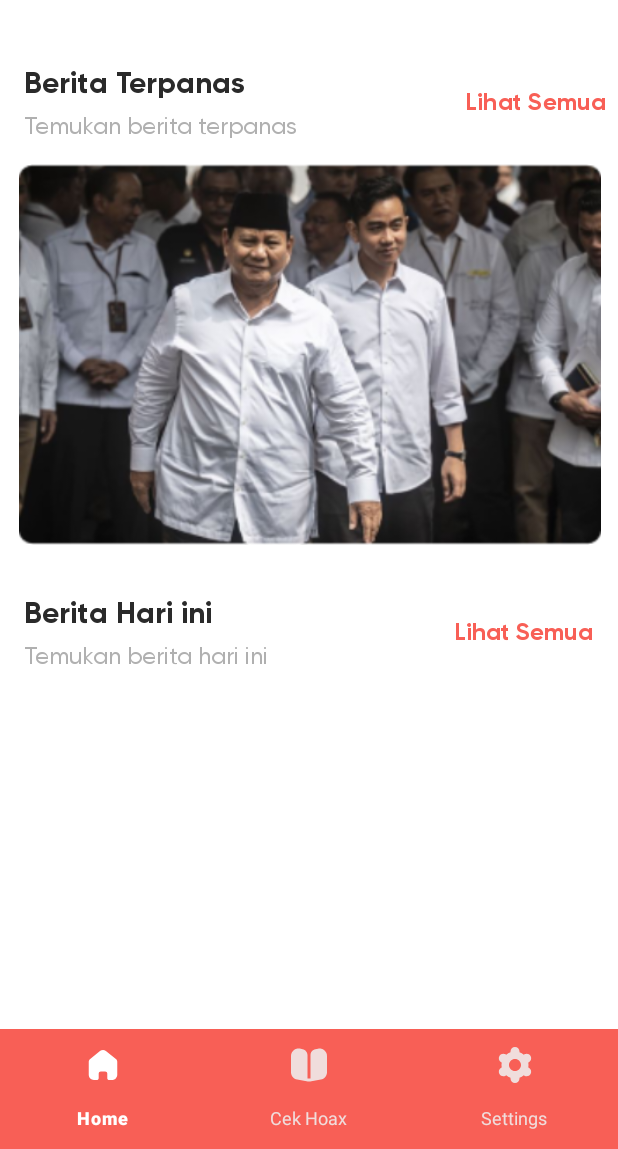
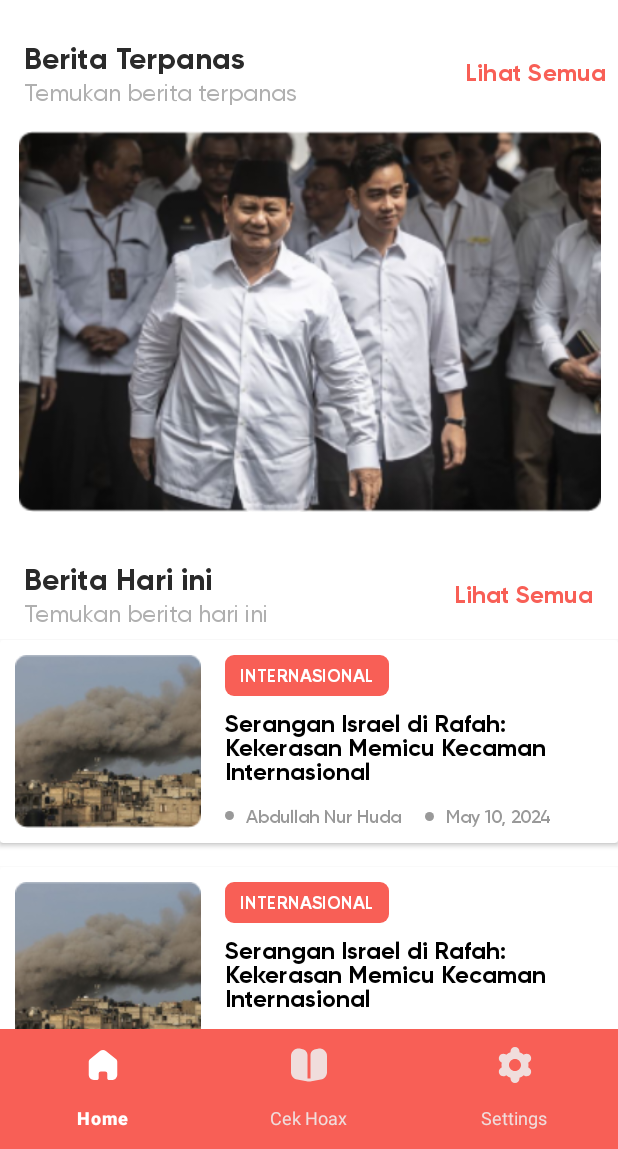
Before and after one commit to bangkit-pukulrata/mobile-apps, an Android app: the screen it shows after launch (MainActivity2), on a phone screen of 412 x 824 dp, the part 87-1236 px from its top. Run offline under Robolectric (Android 15) with nearby library versions, the phone set to English and light mode, and no system bars; our stand-ins replace navigation-ui; libraries missing offline, so code that uses them is left out: org.tensorflow.lite.

Commit message:
PUSH: item news layout

```diff
--- /dev/null
+++ b/app/src/main/res/drawable/bg_grey_circle.xml
@@ -0,0 +1,8 @@
+<?xml version="1.0" encoding="utf-8"?>
+<shape xmlns:android="http://schemas.android.com/apk/res/android"
+    android:shape="oval">
+    <solid android:color="#999999"/> <!-- Ganti dengan warna yang Anda inginkan -->
+    <size
+        android:width="10dp"
+        android:height="10dp" /> <!-- Ganti dengan ukuran yang Anda inginkan -->
+</shape>
--- /dev/null
+++ b/app/src/main/res/drawable/chip_bg_orange.xml
@@ -0,0 +1,6 @@
+<?xml version="1.0" encoding="utf-8"?>
+<shape xmlns:android="http://schemas.android.com/apk/res/android"
+    android:shape="rectangle">
+    <solid android:color="@color/primary_orange" />
+    <corners android:radius="6dp"/>
+</shape>
--- a/app/src/main/res/layout/fragment_home.xml
+++ b/app/src/main/res/layout/fragment_home.xml
@@ -28,13 +28,17 @@
 
     <ScrollView
         android:layout_width="match_parent"
-        android:layout_height="match_parent">
+        android:layout_height="0dp"
+        app:layout_constraintBottom_toBottomOf="parent"
+        app:layout_constraintEnd_toEndOf="parent"
+        app:layout_constraintStart_toStartOf="parent"
+        app:layout_constraintTop_toBottomOf="@+id/toolbar">
 
         <LinearLayout
             android:layout_width="match_parent"
             android:layout_height="wrap_content"
             android:orientation="vertical"
-            android:paddingBottom="200dp">
+            android:paddingBottom="100dp">
 
             <androidx.constraintlayout.widget.ConstraintLayout
                 android:layout_width="match_parent"
@@ -45,12 +49,12 @@
                     android:layout_width="wrap_content"
                     android:layout_height="wrap_content"
                     android:layout_marginStart="16dp"
-                    android:layout_marginTop="100dp"
+                    android:layout_marginTop="8dp"
+                    android:elevation="20dp"
                     android:fontFamily="@font/gilroy_bold"
                     android:text="Berita Terpanas"
                     android:textColor="#2A2A2A"
                     android:textSize="20sp"
-                    android:elevation="20dp"
                     app:layout_constraintStart_toStartOf="parent"
                     app:layout_constraintTop_toTopOf="parent" />
 
@@ -59,7 +63,6 @@
                     android:layout_width="wrap_content"
                     android:layout_height="wrap_content"
                     android:layout_marginStart="16dp"
-                    android:layout_marginTop="6dp"
                     android:fontFamily="@font/gilroy_regular"
                     android:text="Temukan berita terpanas"
                     android:textColor="#B0B0B0"
@@ -100,7 +103,6 @@
                     android:layout_width="wrap_content"
                     android:layout_height="wrap_content"
                     android:layout_marginStart="16dp"
-                    android:layout_marginTop="6dp"
                     android:fontFamily="@font/gilroy_regular"
                     android:text="Temukan berita hari ini"
                     android:textColor="#B0B0B0"
@@ -128,9 +130,39 @@
                     android:text="Lihat Semua"
                     android:textColor="@color/primary_orange"
                     android:textSize="16sp"
-                    app:layout_constraintBottom_toBottomOf="parent"
+                    app:layout_constraintBottom_toBottomOf="@+id/textView15"
                     app:layout_constraintEnd_toEndOf="parent"
                     app:layout_constraintTop_toTopOf="@+id/textView14" />
+
+                <include
+                    android:id="@+id/included_item_news"
+                    layout="@layout/item_news"
+                    android:layout_width="0dp"
+                    android:layout_height="wrap_content"
+                    android:layout_marginTop="8dp"
+                    app:layout_constraintEnd_toEndOf="parent"
+                    app:layout_constraintStart_toStartOf="parent"
+                    app:layout_constraintTop_toBottomOf="@id/textView15" />
+
+                <include
+                    android:id="@+id/included_item_news2"
+                    layout="@layout/item_news"
+                    android:layout_width="0dp"
+                    android:layout_height="wrap_content"
+                    android:layout_marginTop="16dp"
+                    app:layout_constraintEnd_toEndOf="parent"
+                    app:layout_constraintStart_toStartOf="parent"
+                    app:layout_constraintTop_toBottomOf="@id/included_item_news" />
+
+                <include
+                    android:id="@+id/included_item_news3"
+                    layout="@layout/item_news"
+                    android:layout_width="0dp"
+                    android:layout_height="wrap_content"
+                    android:layout_marginTop="16dp"
+                    app:layout_constraintEnd_toEndOf="parent"
+                    app:layout_constraintStart_toStartOf="parent"
+                    app:layout_constraintTop_toBottomOf="@id/included_item_news2" />
             </androidx.constraintlayout.widget.ConstraintLayout>
 
         </LinearLayout>
--- /dev/null
+++ b/app/src/main/res/layout/item_news.xml
@@ -0,0 +1,112 @@
+<?xml version="1.0" encoding="utf-8"?>
+<androidx.cardview.widget.CardView xmlns:android="http://schemas.android.com/apk/res/android"
+    xmlns:app="http://schemas.android.com/apk/res-auto"
+    xmlns:tools="http://schemas.android.com/tools"
+    android:layout_width="match_parent"
+    android:layout_height="wrap_content"
+    android:elevation="0dp">
+
+    <androidx.constraintlayout.widget.ConstraintLayout
+        android:layout_width="match_parent"
+        android:layout_height="wrap_content"
+        android:padding="10dp">
+
+        <androidx.constraintlayout.widget.ConstraintLayout
+            android:id="@+id/constraintLayout11"
+            android:layout_width="wrap_content"
+            android:layout_height="wrap_content"
+            android:layout_marginStart="16dp"
+            android:background="@drawable/chip_bg_orange"
+            android:paddingLeft="10dp"
+            android:paddingTop="6dp"
+            android:paddingRight="10dp"
+            android:paddingBottom="6dp"
+            app:layout_constraintStart_toEndOf="@+id/imageView8"
+            app:layout_constraintTop_toTopOf="@+id/imageView8">
+
+            <TextView
+                android:id="@+id/textView36"
+                android:layout_width="wrap_content"
+                android:layout_height="wrap_content"
+                android:fontFamily="@font/gilroy_bold"
+                android:text="INTERNASIONAL"
+                android:textColor="@color/white"
+                android:textSize="12sp"
+                app:layout_constraintBottom_toBottomOf="parent"
+                app:layout_constraintEnd_toEndOf="parent"
+                app:layout_constraintStart_toStartOf="parent"
+                app:layout_constraintTop_toTopOf="parent" />
+        </androidx.constraintlayout.widget.ConstraintLayout>
+
+        <ImageView
+            android:id="@+id/imageView8"
+            android:layout_width="wrap_content"
+            android:layout_height="wrap_content"
+            android:src="@drawable/item_news_img"
+            app:layout_constraintStart_toStartOf="parent"
+            app:layout_constraintTop_toTopOf="parent"
+            tools:srcCompat="@tools:sample/avatars" />
+
+        <TextView
+            android:id="@+id/textView35"
+            android:layout_width="0dp"
+            android:layout_height="wrap_content"
+            android:layout_marginStart="16dp"
+            android:layout_marginTop="8dp"
+            android:fontFamily="@font/gilroy_bold"
+            android:text="Serangan Israel di Rafah: Kekerasan Memicu Kecaman Internasional"
+            android:textColor="@color/black"
+            android:textSize="16sp"
+            app:layout_constraintEnd_toEndOf="parent"
+            app:layout_constraintStart_toEndOf="@+id/imageView8"
+            app:layout_constraintTop_toBottomOf="@+id/constraintLayout11" />
+
+        <ImageView
+            android:id="@+id/imageView14"
+            android:layout_width="6dp"
+            android:layout_height="6dp"
+            android:layout_marginStart="16dp"
+            android:src="@drawable/bg_grey_circle"
+            app:layout_constraintBottom_toBottomOf="@+id/textView37"
+            app:layout_constraintStart_toEndOf="@+id/imageView8"
+            app:layout_constraintTop_toTopOf="@+id/textView37"
+            app:layout_constraintVertical_bias="0.444"
+            tools:srcCompat="@drawable/bg_grey_circle" />
+
+        <TextView
+            android:id="@+id/textView37"
+            android:layout_width="wrap_content"
+            android:layout_height="wrap_content"
+            android:layout_marginStart="8dp"
+            android:fontFamily="@font/gilroy_medium"
+            android:text="Abdullah Nur Huda"
+            android:textColor="#999999"
+            android:textSize="12sp"
+            app:layout_constraintBottom_toBottomOf="@+id/imageView8"
+            app:layout_constraintStart_toEndOf="@+id/imageView14" />
+
+        <ImageView
+            android:id="@+id/imageView15"
+            android:layout_width="6dp"
+            android:layout_height="6dp"
+            android:layout_marginStart="16dp"
+            app:layout_constraintBottom_toBottomOf="@+id/textView37"
+            app:layout_constraintStart_toEndOf="@+id/textView37"
+            app:layout_constraintTop_toTopOf="@+id/textView37"
+            app:srcCompat="@drawable/bg_grey_circle" />
+
+        <TextView
+            android:id="@+id/textView38"
+            android:layout_width="wrap_content"
+            android:layout_height="wrap_content"
+            android:layout_marginStart="8dp"
+            android:fontFamily="@font/gilroy_medium"
+            android:text="May 10, 2024"
+            android:textColor="#999999"
+            android:textSize="12sp"
+            app:layout_constraintBottom_toBottomOf="@+id/textView37"
+            app:layout_constraintStart_toEndOf="@+id/imageView15"
+            app:layout_constraintTop_toTopOf="@+id/textView37" />
+    </androidx.constraintlayout.widget.ConstraintLayout>
+
+</androidx.cardview.widget.CardView>
```
Also changed, not shown: app/src/main/res/drawable/item_news_img.png (added).
